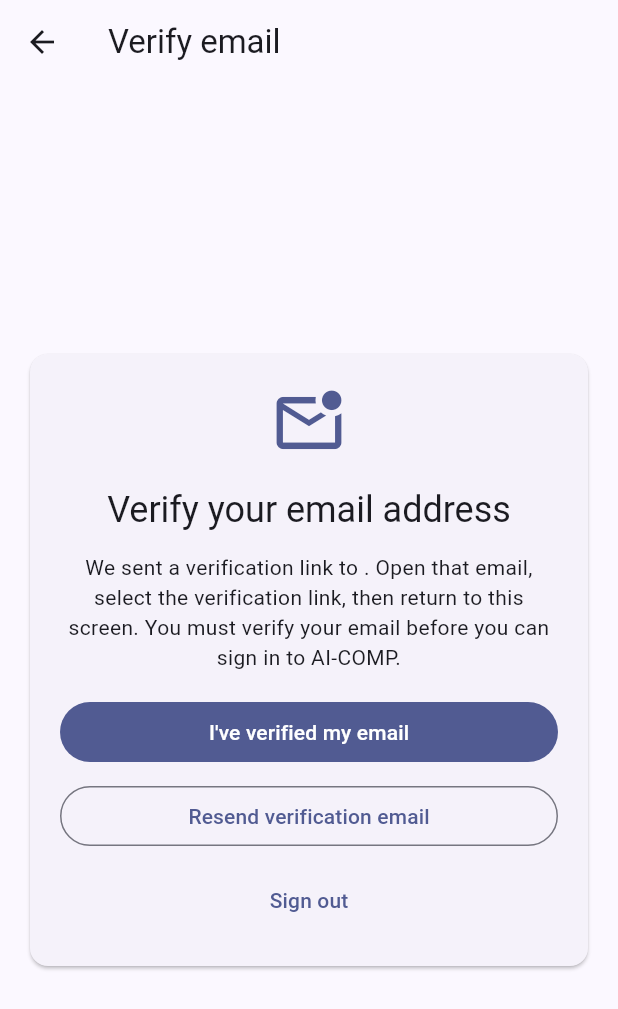
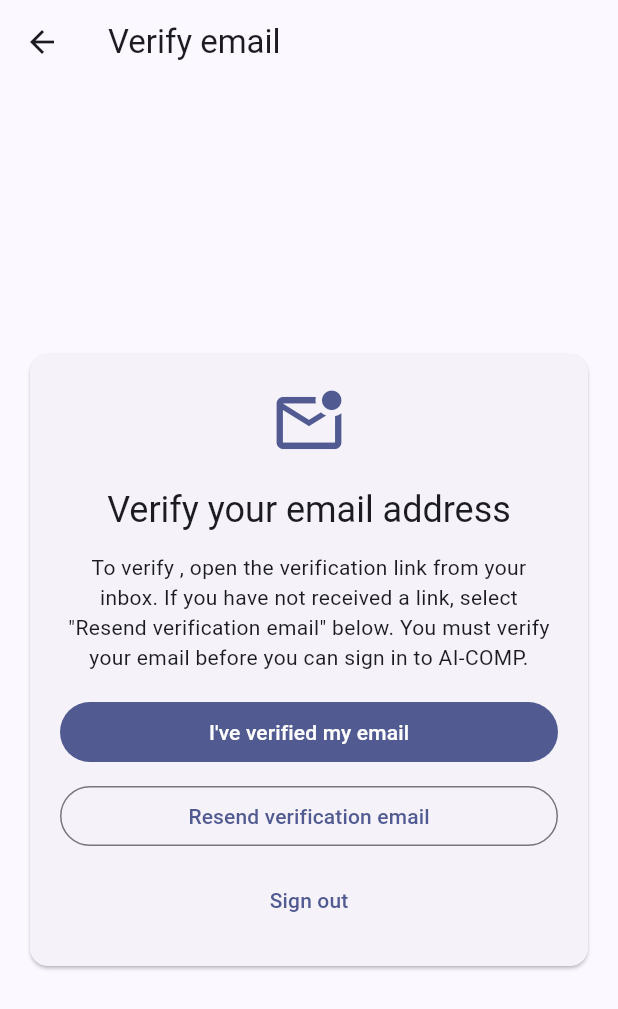
Before and after one commit to snchat78-svg/AI-COMP, a Flutter app: the EmailVerificationScreen screen opened directly with empty values, on a phone screen of 412 x 824 dp. Shown: the top 1009 px of the screen. Run offline on Flutter 3.47's test engine with Material 3 defaults, Android fonts, the phone set to English and light mode, and no system bars; our stand-ins replace firebase_auth, firebase_core; accounts and stored records are empty.

Commit message:
Fix verification screen message when email delivery is unconfirmed

```diff
--- a/apps/mobile/lib/screens/email_verification_screen.dart
+++ b/apps/mobile/lib/screens/email_verification_screen.dart
@@ -131,8 +131,8 @@ class _EmailVerificationScreenState extends State<EmailVerificationScreen> {
                       Text(
                         _verified
                             ? 'Your email address has been verified. Sign in again to open your dashboard.'
-                            : 'We sent a verification link to ${widget.user.email ?? 'your email address'}. '
-                                'Open that email, select the verification link, then return to this screen. '
+                            : 'To verify ${widget.user.email ?? 'your email address'}, open the verification link from your inbox. '
+                                'If you have not received a link, select "Resend verification email" below. '
                                 'You must verify your email before you can sign in to AI-COMP.',
                         textAlign: TextAlign.center,
                       ),
```
